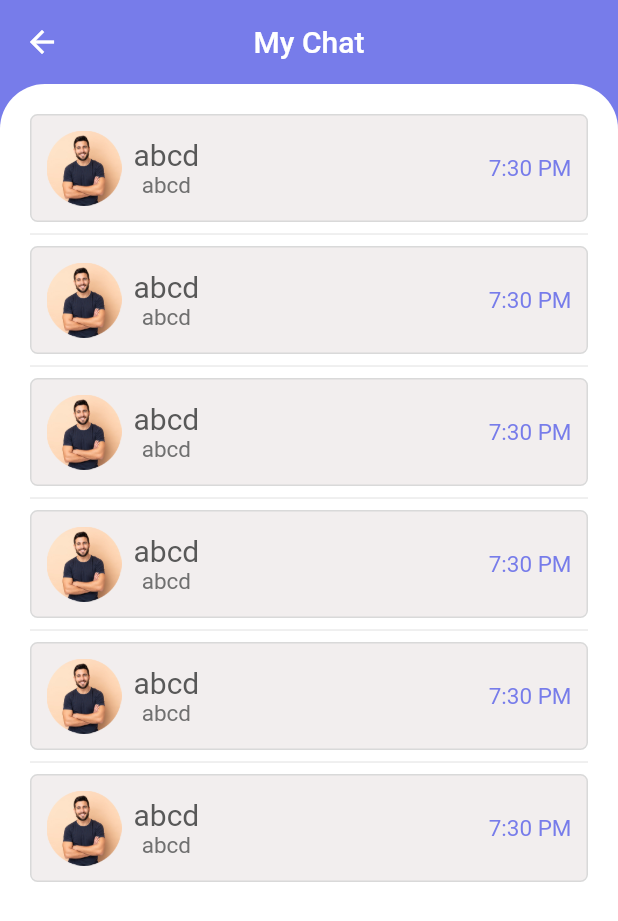
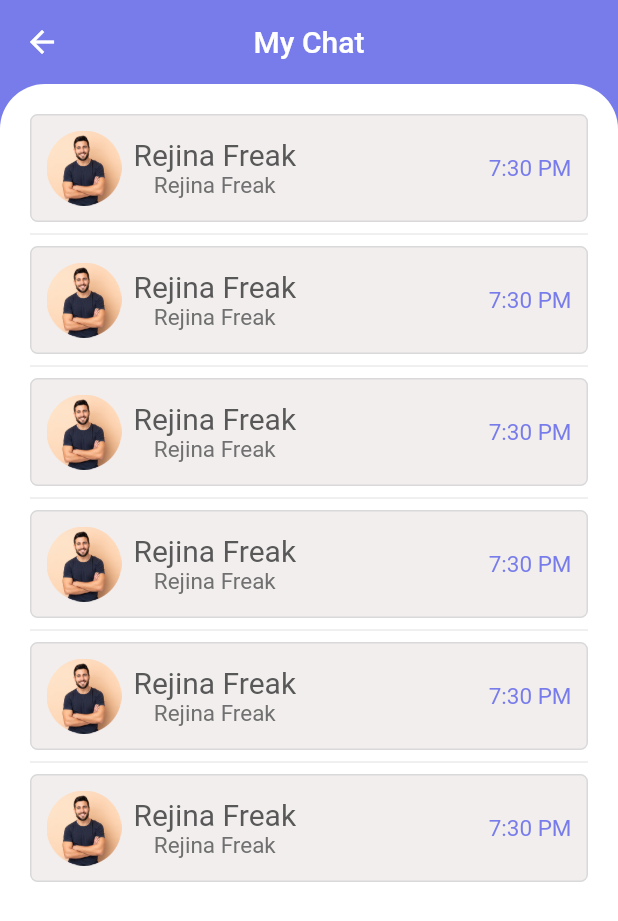
Before and after one commit to ashim-kansal/HH_Patient, a Flutter app: the ChatListPage screen opened by its route, on a phone screen of 412 x 824 dp. Shown: the top 921 px of the screen. Run offline on Flutter 3.47's test engine with Material 2 defaults, Android fonts, the phone set to English and light mode, and no system bars; our stand-ins replace charts_flutter, flutter_slidable.

Commit message:
UI optimisation

```diff
--- a/lib/screens/chatlist.dart
+++ b/lib/screens/chatlist.dart
@@ -7,12 +7,12 @@ import 'package:flutter_app/widgets/tharapist_cell.dart';
 class ChatListPage extends StatefulWidget {
   static const String RouteName = '/chat_users';
   final users = [
-    'abcd',
-    'abcd',
-    'abcd',
-    'abcd',
-    'abcd',
-    'abcd',
+    'Rejina Freak',
+    'Rejina Freak',
+    'Rejina Freak',
+    'Rejina Freak',
+    'Rejina Freak',
+    'Rejina Freak',
   ];
 
   ChatListPage({Key key, this.title}) : super(key: key);
--- a/lib/screens/tharapist.dart
+++ b/lib/screens/tharapist.dart
@@ -8,12 +8,12 @@ import 'package:flutter_app/widgets/tharapist_cell.dart';
 class TherapistPage extends StatefulWidget {
   static const String RouteName = '/therapists';
   final therapists = [
-    'abcd',
-    'abcd',
-    'abcd',
-    'abcd',
-    'abcd',
-    'abcd',
+    'Rejina Freak',
+    'Rejina Freak',
+    'Rejina Freak',
+    'Rejina Freak',
+    'Rejina Freak',
+    'Rejina Freak',
   ];
 
   TherapistPage({Key key, this.title}) : super(key: key);
```
Also changed, not shown: lib/myplan.dart (+13 -14 lines), lib/screens/dashboard.dart (+13 -4 lines), lib/screens/notification.dart (+30 -27 lines), lib/splash.dart (+1 -7 lines), lib/widgets/mywidgets.dart (+4 -5 lines), lib/widgets/sessionWidgets.dart (+9 -9 lines), pubspec.lock.
